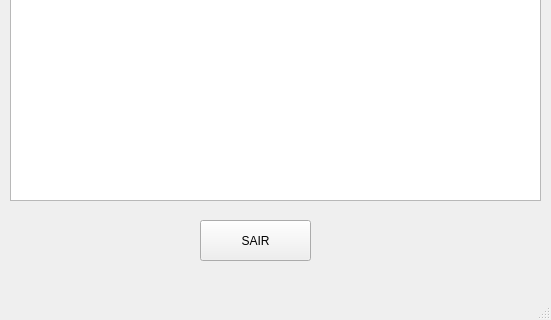
Above: listar.ui from viniciusribeiroads/controle_financeiro before the change; both pictures show x 0 to 551 and y 250 to 570 of the 551 by 570 pixel window. Below: the same form after it.
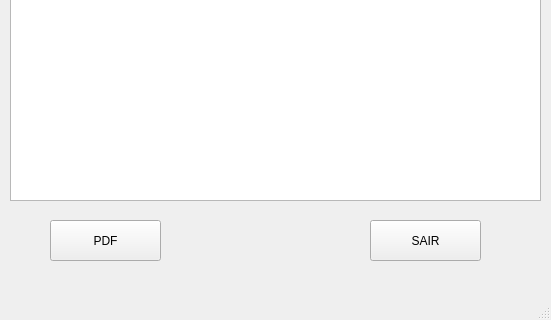
That is the form after the change.

Commit message: Funcao gerar pdf incorporada

The edit to the form file:
```diff
--- a/listar.ui
+++ b/listar.ui
@@ -46,7 +46,7 @@
    <widget class="QPushButton" name="pushButton">
     <property name="geometry">
      <rect>
-      <x>200</x>
+      <x>370</x>
       <y>470</y>
       <width>111</width>
       <height>41</height>
@@ -56,6 +56,19 @@
      <string>SAIR</string>
     </property>
    </widget>
+   <widget class="QPushButton" name="pushButton_2">
+    <property name="geometry">
+     <rect>
+      <x>50</x>
+      <y>470</y>
+      <width>111</width>
+      <height>41</height>
+     </rect>
+    </property>
+    <property name="text">
+     <string>PDF</string>
+    </property>
+   </widget>
   </widget>
   <widget class="QMenuBar" name="menubar">
    <property name="geometry">
```
The commit also changes 1 other file.
